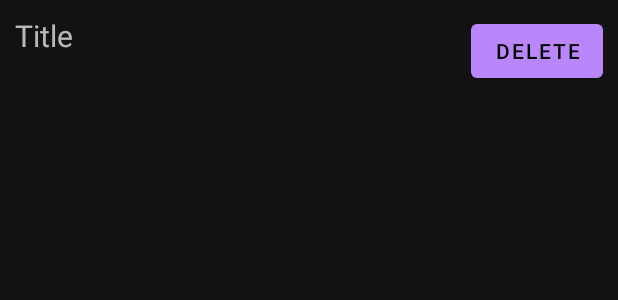
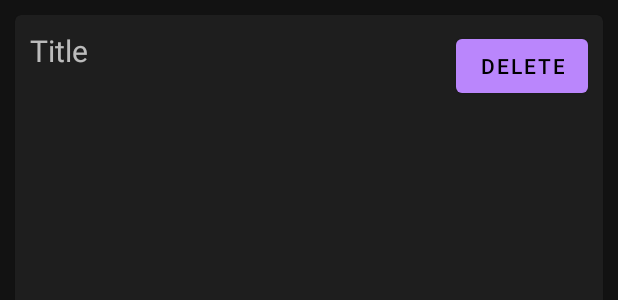
Before and after one commit to MonilSaraswat/To-Do-Android-App, an Android app: the layout item.xml on its own in the app's theme, with its tools: preview values and no code run, on a phone screen of 412 x 824 dp. Shown: the top 300 px of the screen. Run offline under Robolectric (Android 15) with nearby library versions, the phone set to English and light mode, and no system bars.

```diff
--- a/app/src/main/res/layout/item.xml
+++ b/app/src/main/res/layout/item.xml
@@ -1,6 +1,11 @@
 <?xml version="1.0" encoding="utf-8"?>
+<com.google.android.material.card.MaterialCardView
+    xmlns:android="http://schemas.android.com/apk/res/android" android:layout_width="match_parent"
+    android:layout_height="match_parent"
+    android:layout_margin="10dp">
+
     <RelativeLayout
-    xmlns:android="http://schemas.android.com/apk/res/android" android:layout_width="match_parent"
+        android:layout_width="match_parent"
         android:layout_height="match_parent"
         android:layout_margin="10dp">
 
@@ -23,3 +28,5 @@
             android:text="DELETE"/>
 
     </RelativeLayout>
+
+</com.google.android.material.card.MaterialCardView>
```
Also changed, not shown: 1 other file. Lines whose indentation alone changed are shown as unchanged.
